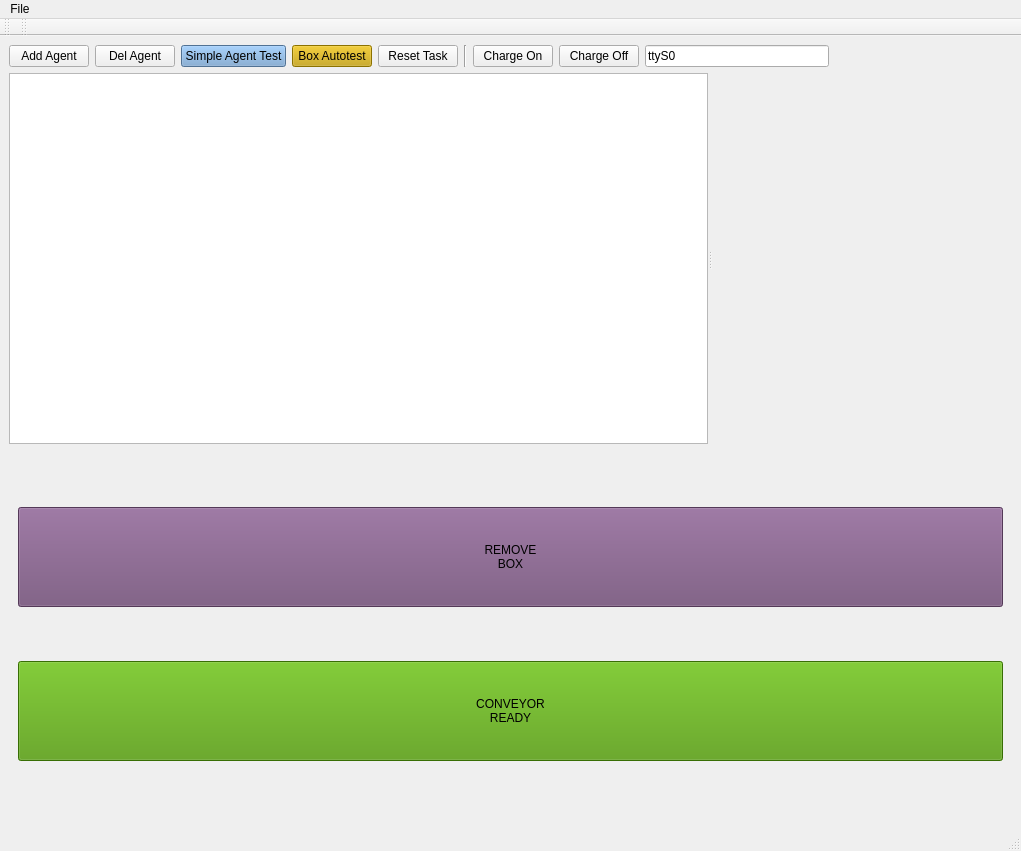
Qt form App/AgentsManager/mainwindow.ui (break11/AutoStorage) before a commit.
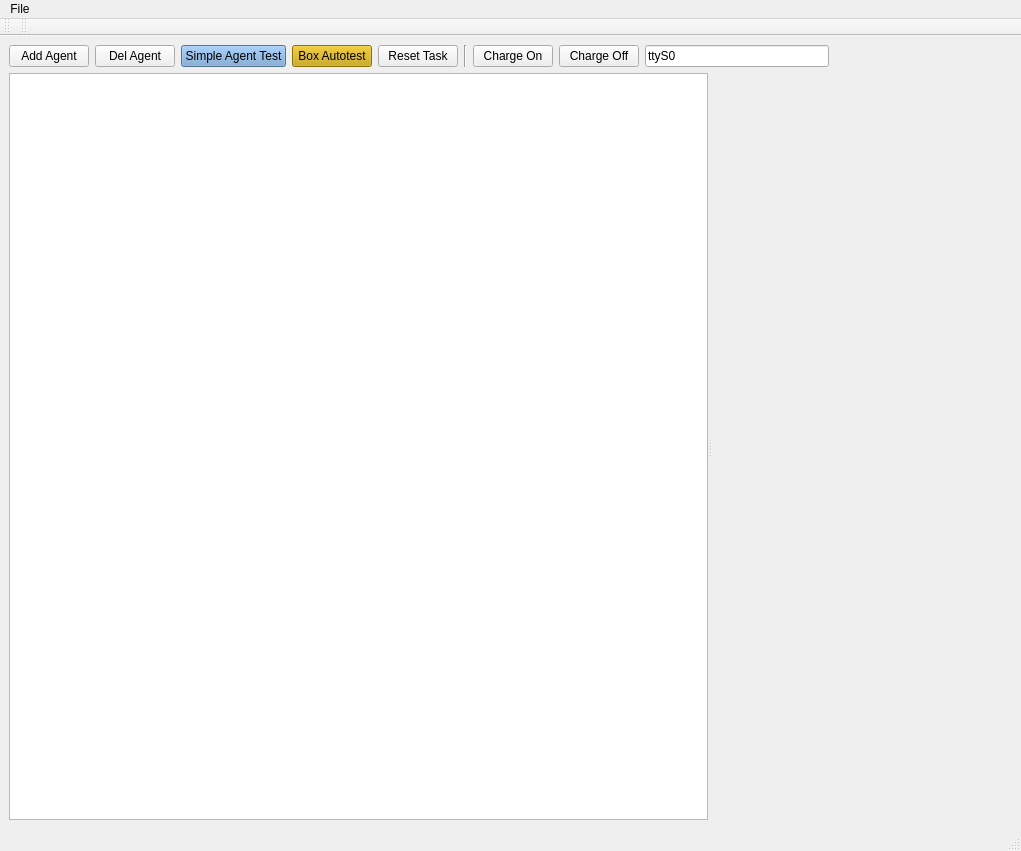
The same form after that commit.

```diff
--- a/App/AgentsManager/mainwindow.ui
+++ b/App/AgentsManager/mainwindow.ui
@@ -184,52 +184,6 @@
       </widget>
      </widget>
     </item>
-    <item>
-     <widget class="QWidget" name="wStoragePlaces" native="true">
-      <layout class="QGridLayout" name="gridLayout">
-       <item row="1" column="0">
-        <widget class="QPushButton" name="btnConveyorReady">
-         <property name="minimumSize">
-          <size>
-           <width>100</width>
-           <height>100</height>
-          </size>
-         </property>
-         <property name="styleSheet">
-          <string notr="true">QPushButton { background-color: rgb(78, 154, 6); } QPushButton:checked { border:3px solid red; border-radius:5px }</string>
-         </property>
-         <property name="text">
-          <string>CONVEYOR
-READY</string>
-         </property>
-         <property name="checkable">
-          <bool>true</bool>
-         </property>
-        </widget>
-       </item>
-       <item row="0" column="0">
-        <widget class="QPushButton" name="btnRemoveBox">
-         <property name="minimumSize">
-          <size>
-           <width>100</width>
-           <height>100</height>
-          </size>
-         </property>
-         <property name="styleSheet">
-          <string notr="true">QPushButton { background-color: rgb(117, 80, 123);} QPushButton:checked { border:3px solid red; border-radius:5px }</string>
-         </property>
-         <property name="text">
-          <string>REMOVE
-BOX</string>
-         </property>
-         <property name="checkable">
-          <bool>true</bool>
-         </property>
-        </widget>
-       </item>
-      </layout>
-     </widget>
-    </item>
    </layout>
   </widget>
   <widget class="QStatusBar" name="statusbar"/>
```
